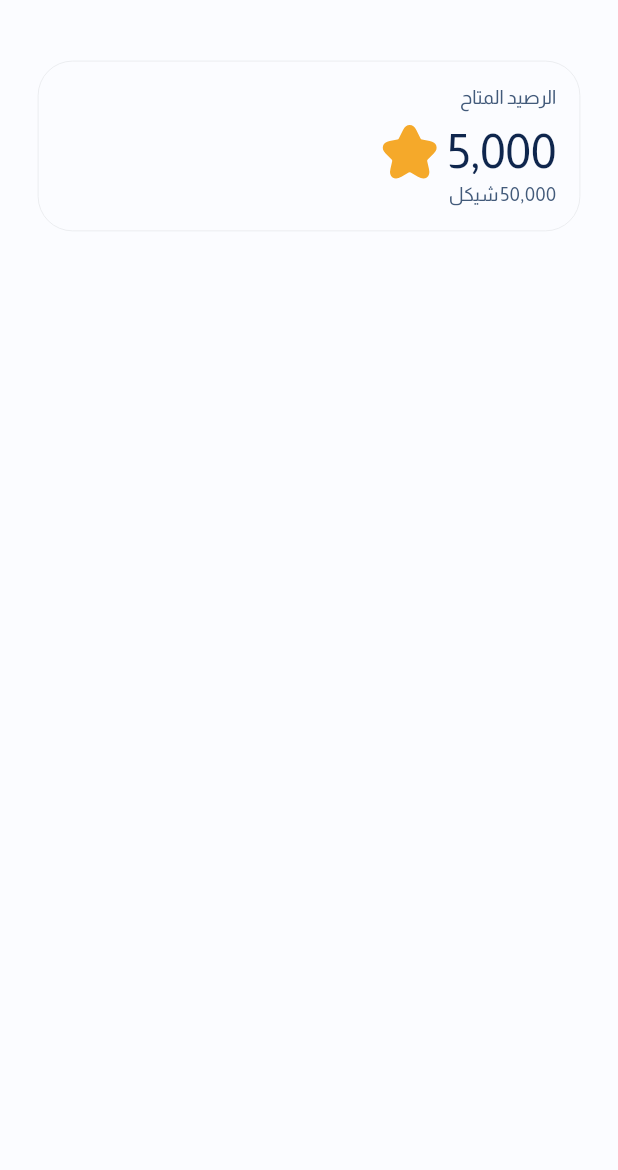
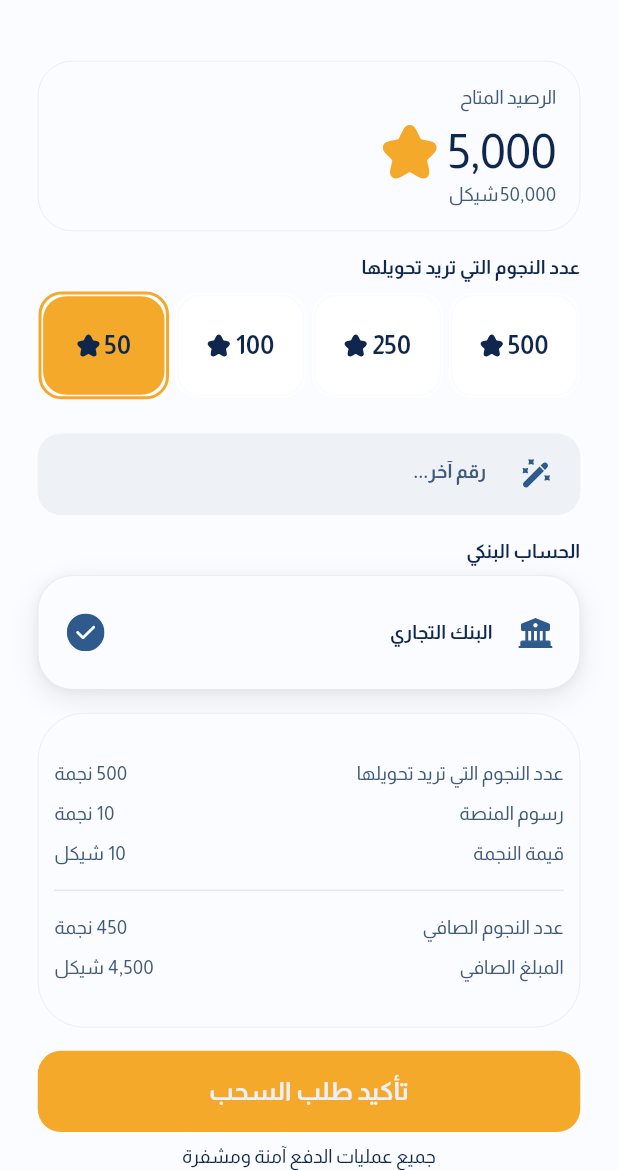
Before and after one commit to alhessiahmed/crowdfunding_platform, a Flutter app: the RequestToWithdrawProfitsScreen screen opened by its route, on a phone screen of 412 x 824 dp, the part 66-1236 px from its top. Run offline on Flutter 3.47's test engine with Material 3 defaults, Android fonts, the phone set to English and light mode, and no system bars; our stand-ins replace dotted_border, flutter_screenutil, flutter_svg, get, image_picker, shared_preferences; missing offline and left inert: video_thumbnail; accounts and stored records are empty.

Commit message:
done Request_to_withdraw_profits_screen.dart

```diff
--- a/lib/controller/core/constants/images_manager.dart
+++ b/lib/controller/core/constants/images_manager.dart
@@ -98,4 +98,7 @@ class ImagesManager {
   static const String depositIcon = '$iconsPath/ic_deposit.svg';
   static const String onprogressIcon = '$iconsPath/ic_onprogress.svg';
   static const String arrowLeftIcon = '$iconsPath/ic_arrow_left.svg';
+  static const String magicPenIcon = '$iconsPath/ic_magicpen.svg';
+  static const String checkLightCircleIcon =
+      '$iconsPath/ic_check_light.circle.svg';
 }
--- a/lib/controller/getx/controllers/wallet/request_to_withdraw_profits_controller.dart
+++ b/lib/controller/getx/controllers/wallet/request_to_withdraw_profits_controller.dart
@@ -1,6 +1,30 @@
+import 'package:flutter/material.dart';
 import 'package:get/get.dart';
 
 class RequestToWithdrawProfitsController extends GetxController {
   final int totalStares = 5000;
   final int mony = 50000;
+
+  final List<int> stars = [500, 250, 100, 50];
+  late final RxInt selectedIndex;
+  final TextEditingController customStarsController = TextEditingController();
+
+  void selectStarIndex(int index) {
+    if (index < 0 || index >= stars.length) return;
+    selectedIndex.value = index;
+  }
+
+  int get selectedStars => stars[selectedIndex.value];
+
+  @override
+  void onInit() {
+    selectedIndex = (stars.length - 1).obs;
+    super.onInit();
+  }
+
+  @override
+  void onClose() {
+    customStarsController.dispose();
+    super.onClose();
+  }
 }
--- a/lib/controller/localization/app_translations.dart
+++ b/lib/controller/localization/app_translations.dart
@@ -1,3 +1,4 @@
+
 import 'package:get/get.dart';
 import 'ar.dart';
 import 'en.dart';
--- a/lib/controller/localization/ar.dart
+++ b/lib/controller/localization/ar.dart
@@ -258,4 +258,13 @@ Map<String, String> arLocale = {
   'Withdrawal pending processing': 'سحب قيد المعالجة : @amount  شيكل',
   'Request_to_withdraw_profits': 'طلب سحب الأرباح',
   'Transfer_log': 'سجل التحويلات',
+  'Number_of_stars_you_want_to_convert': 'عدد النجوم التي تريد تحويلها',
+  'Another_number...': 'رقم آخر...',
+  'bank_account': 'الحساب البنكي',
+  'The_stars_you_want_to_pull': 'النجوم التي تريد سحبها',
+  'Platform_fees': 'رسوم المنصة',
+  'Star_value': 'قيمة النجمة',
+  'Net_number_of_stars': 'عدد النجوم الصافي',
+  'net_amount': 'المبلغ الصافي',
+  'Confirm_withdrawal_request': 'تأكيد طلب السحب',
 };
--- a/lib/view/screens/wallet/Request_to_withdraw_profits_screen.dart
+++ b/lib/view/screens/wallet/Request_to_withdraw_profits_screen.dart
@@ -1,9 +1,17 @@
+import 'package:crowdfunding_platform/controller/core/constants/images_manager.dart';
 import 'package:crowdfunding_platform/controller/getx/controllers/wallet/request_to_withdraw_profits_controller.dart';
+import 'package:crowdfunding_platform/view/widgets/card_divider.dart';
+import 'package:crowdfunding_platform/view/widgets/text_field_widget.dart';
 import 'package:crowdfunding_platform/view/widgets/update_campaign_widget/appbar_section.dart';
 import 'package:crowdfunding_platform/view/widgets/wallet_widget/balance_card_widget.dart';
+import 'package:crowdfunding_platform/view/widgets/wallet_widget/bank_list_tile_widget.dart';
+import 'package:crowdfunding_platform/view/widgets/wallet_widget/donte_row_star.dart';
+import 'package:crowdfunding_platform/view/widgets/wallet_widget/withdraw_request_summary_card.dart';
 import 'package:flutter/material.dart';
 import 'package:flutter_screenutil/flutter_screenutil.dart';
+import 'package:flutter_svg/flutter_svg.dart';
 import 'package:get/get.dart';
+import 'package:get/get_connect/http/src/utils/utils.dart';
 
 class RequestToWithdrawProfitsScreen
     extends GetView<RequestToWithdrawProfitsController> {
@@ -13,6 +21,9 @@ class RequestToWithdrawProfitsScreen
   Widget build(BuildContext context) {
     return Scaffold(
       body: SafeArea(
+        child: SingleChildScrollView(
+          child: Padding(
+            padding: EdgeInsets.symmetric(horizontal: 24.w),
             child: Column(
               crossAxisAlignment: CrossAxisAlignment.start,
               children: [
@@ -22,10 +33,94 @@ class RequestToWithdrawProfitsScreen
                   totalStares: controller.totalStares,
                   mony: controller.mony,
                   showRequestButton: false,
+                ),
+                SizedBox(height: 16.h),
+                Text(
+                  'Number_of_stars_you_want_to_convert'.tr,
+                  style: Theme.of(context).textTheme.bodySmall?.copyWith(
+                    color: Theme.of(context).colorScheme.primary,
+                    fontWeight: FontWeight.bold,
+                  ),
+                ),
+                SizedBox(height: 8.h),
 
+                DonateStarRow(),
+                // SizedBox(height: 8.h),
+                TextFieldWidget(
+                  controller: controller.customStarsController,
+                  hintText: 'Another_number...'.tr,
+                  label: '',
+                  prefixIcon: SvgPicture.asset(
+                    ImagesManager.magicPenIcon,
+                    width: 24.w,
+                    height: 24.h,
+                  ),
+                  keyboardType: TextInputType.number,
+                ),
+                SizedBox(height: 16.h),
+                Text(
+                  'bank_account'.tr,
+                  style: Theme.of(context).textTheme.bodySmall?.copyWith(
+                    color: Theme.of(context).colorScheme.primary,
+                    fontWeight: FontWeight.bold,
+                  ),
+                ),
+                SizedBox(height: 8.h),
+                BankListTileWidget(bankName: 'البنك التجاري', isSelected: true),
+                SizedBox(height: 16.h),
+                WithdrawRequestSummaryCard(
+                  listOfSummaryItems: [
+                    TextOfTheSummary(
+                      title: 'Number_of_stars_you_want_to_convert'.tr,
+                      value: 500,
+                      thrillingText: 'star'.tr,
+                    ),
+                    SizedBox(height: 10.h),
+                    TextOfTheSummary(
+                      title: 'Platform_fees'.tr,
+                      value: 10,
+                      thrillingText: 'star'.tr,
+                    ),
+                    SizedBox(height: 10.h),
+                    TextOfTheSummary(
+                      title: 'Star_value'.tr,
+                      value: 10,
+                      thrillingText: 'Shakel'.tr,
+                    ),
+                    CardDivider(height: 2.h),
+                    TextOfTheSummary(
+                      title: 'Net_number_of_stars'.tr,
+                      value: 450,
+                      thrillingText: 'star'.tr,
+                    ),
+                    SizedBox(height: 10.h),
+                    TextOfTheSummary(
+                      title: 'net_amount'.tr,
+                      value: 4500,
+                      thrillingText: 'Shakel'.tr,
                     ),
                   ],
-        ).paddingSymmetric(horizontal: 24.w),
+                ),
+                SizedBox(height: 16.h),
+                ElevatedButton(
+                  onPressed: () {},
+                  child: Text('Confirm_withdrawal_request'.tr),
+                ),
+                SizedBox(height: 8.h),
+                Align(
+                  alignment: Alignment.center,
+                  child: Text(
+                    'All_payments_are_secure_and_encrypted.'.tr,
+                    style: Theme.of(context).textTheme.bodySmall?.copyWith(
+                      color: Theme.of(context).colorScheme.primary,
+                    ),
+                  ),
+                ),
+                SizedBox(height: 16.h),
+              ],
+            ),
+          ),
+        ),
       ),
     );
   }
--- a/lib/view/widgets/update_campaign_widget/app_card.dart
+++ b/lib/view/widgets/update_campaign_widget/app_card.dart
@@ -8,12 +8,15 @@ class AppCard extends StatelessWidget {
     this.padding,
     this.backGroundColor,
     this.shadow = false,
+    this.borderRadius
+
   });
 
   final Widget child;
   final EdgeInsetsGeometry? padding;
   final Color? backGroundColor;
   final bool shadow;
+  final double? borderRadius;
   @override
   Widget build(BuildContext context) {
     final shadows = shadow
@@ -36,7 +39,7 @@ class AppCard extends StatelessWidget {
       decoration: BoxDecoration(
         color:
             backGroundColor ?? Theme.of(context).colorScheme.onInverseSurface,
-        borderRadius: BorderRadius.circular(24.r),
+        borderRadius: BorderRadius.circular(borderRadius?? 24.r),
         border: Border.all(
           width: 0.5,
           color: Theme.of(context).colorScheme.outline,
--- /dev/null
+++ b/lib/view/widgets/wallet_widget/bank_list_tile_widget.dart
@@ -0,0 +1,55 @@
+import 'package:crowdfunding_platform/controller/core/constants/images_manager.dart';
+import 'package:crowdfunding_platform/view/widgets/update_campaign_widget/app_card.dart';
+import 'package:flutter/material.dart';
+import 'package:flutter_screenutil/flutter_screenutil.dart';
+import 'package:flutter_svg/svg.dart';
+
+class BankListTileWidget extends StatelessWidget {
+  const BankListTileWidget({
+    super.key,
+    required this.bankName,
+    this.isSelected = false,
+  });
+  final String bankName;
+  final bool isSelected;
+  @override
+  Widget build(BuildContext context) {
+    return AppCard(
+      shadow: true,
+      padding: EdgeInsets.zero,
+      child: ListTile(
+        contentPadding: EdgeInsets.symmetric(horizontal: 16.w, vertical: 10.h),
+        title: Text(
+          bankName,
+          style: Theme.of(context).textTheme.bodySmall?.copyWith(
+            color: Theme.of(context).colorScheme.primary,
+            fontWeight: FontWeight.bold,
+          ),
+        ),
+
+        leading: SvgPicture.asset(
+          ImagesManager.bankIcon,
+          width: 24.w,
+          height: 24.h,
+        ),
+        trailing: isSelected
+            ? SizedBox(
+                width: 28.w,
+                height: 28.w,
+                child: ClipOval(
+                  child: Padding(
+                    padding: EdgeInsets.all(2.w),
+                    child: SvgPicture.asset(
+                      ImagesManager.checkLightCircleIcon,
+                      width: 24.w,
+                      height: 24.h,
+                      fit: BoxFit.contain,
+                    ),
+                  ),
+                ),
+              )
+            : null,
+      ),
+    );
+  }
+}
--- /dev/null
+++ b/lib/view/widgets/wallet_widget/donte_row_star.dart
@@ -0,0 +1,175 @@
+import 'package:crowdfunding_platform/controller/core/constants/colors_manager.dart';
+import 'package:crowdfunding_platform/controller/core/constants/images_manager.dart';
+import 'package:crowdfunding_platform/controller/getx/controllers/wallet/request_to_withdraw_profits_controller.dart';
+import 'package:flutter/material.dart';
+import 'package:flutter_screenutil/flutter_screenutil.dart';
+import 'package:flutter_svg/flutter_svg.dart';
+import 'package:get/get.dart';
+
+class DonateStarRow extends GetView<RequestToWithdrawProfitsController> {
+  const DonateStarRow({super.key});
+
+  @override
+  Widget build(BuildContext context) {
+    return LayoutBuilder(
+      builder: (context, constraints) {
+        return ValueListenableBuilder<TextEditingValue>(
+          valueListenable: controller.customStarsController,
+          builder: (context, value, _) {
+            final isRowDisabled = value.text.trim().isNotEmpty;
+
+            return Obx(() {
+              final count = controller.stars.length;
+              if (count == 0) {
+                return const SizedBox.shrink();
+              }
+              final selectedIndex = controller.selectedIndex.value;
+
+              final maxWidth = constraints.maxWidth.isFinite
+                  ? constraints.maxWidth
+                  : MediaQuery.sizeOf(context).width;
+              final itemSpacing = 4.w;
+              final maxItemWidth = 83.w;
+              final neededWidth =
+                  (maxItemWidth * count) + itemSpacing * (count - 1);
+              final shouldWrap = maxWidth < neededWidth;
+
+              Widget buildItem(int index, double width) {
+                final isSelected = !isRowDisabled && selectedIndex == index;
+                final unselectedBg = Get.isDarkMode
+                    ? ColorsManager.bgSectionDark
+                    : Colors.white;
+                final unselectedBorder = ColorsManager.white;
+                final unselectedTextColor = Get.isDarkMode
+                    ? ColorsManager.primaryDark
+                    : ColorsManager.primaryLight;
+                final selectedTextColor = Theme.of(context).colorScheme.primary;
+                final disabledColor = Theme.of(context).colorScheme.outline;
+
+                final itemPadding = 1.w;
+                final borderColor = isRowDisabled
+                    ? disabledColor
+                    : (isSelected
+                          ? ColorsManager.primaryCTA
+                          : unselectedBorder);
+                final borderWidth = isSelected ? 2.0 : 1.0;
+                final fillColor = isRowDisabled
+                    ? unselectedBg
+                    : (isSelected ? ColorsManager.primaryCTA : unselectedBg);
+                final contentColor = isRowDisabled
+                    ? disabledColor
+                    : (isSelected ? selectedTextColor : unselectedTextColor);
+
+                return SizedBox(
+                  width: width,
+                  child: InkWell(
+                    splashColor: Colors.transparent,
+                    highlightColor: Colors.transparent,
+                    hoverColor: Colors.transparent,
+                    focusColor: Colors.transparent,
+                    splashFactory: NoSplash.splashFactory,
+                    onTap: isRowDisabled
+                        ? null
+                        : () {
+                            controller.selectStarIndex(index);
+                          },
+                    child: AnimatedContainer(
+                      duration: const Duration(milliseconds: 220),
+                      curve: Curves.easeOutCubic,
+                      padding: EdgeInsets.all(itemPadding),
+                      decoration: BoxDecoration(
+                        border: Border.all(
+                          color: borderColor,
+                          width: borderWidth,
+                        ),
+                        borderRadius: BorderRadius.circular(16.r),
+                      ),
+                      child: AnimatedContainer(
+                        duration: const Duration(milliseconds: 220),
+                        curve: Curves.easeOutCubic,
+                        height: 68.h,
+                        decoration: BoxDecoration(
+                          borderRadius: BorderRadius.circular(16.r),
+                          color: fillColor,
+                        ),
+                        child: Row(
+                          mainAxisAlignment: MainAxisAlignment.center,
+                          spacing: 3.w,
+                          children: [
+                            AnimatedDefaultTextStyle(
+                              duration: const Duration(milliseconds: 220),
+                              curve: Curves.easeOutCubic,
+                              style: Theme.of(context).textTheme.bodyMedium!
+                                  .copyWith(
+                                    fontWeight: FontWeight.w700,
+                                    color: contentColor,
+                                  ),
+                              child: Text(controller.stars[index].toString()),
+                            ),
+                            AnimatedSwitcher(
+                              duration: const Duration(milliseconds: 220),
+                              switchInCurve: Curves.easeOutCubic,
+                              switchOutCurve: Curves.easeOutCubic,
+                              transitionBuilder: (child, animation) =>
+                                  FadeTransition(
+                                    opacity: animation,
+                                    child: child,
+                                  ),
+                              child: SvgPicture.asset(
+                                ImagesManager.star,
+                                key: ValueKey<bool>(isSelected),
+                                colorFilter: ColorFilter.mode(
+                                  contentColor,
+                                  BlendMode.srcIn,
+                                ),
+                              ),
+                            ),
+                          ],
+                        ),
+                      ),
+                    ),
+                  ),
+                );
+              }
+
+              if (shouldWrap) {
+                final perRow =
+                    ((maxWidth + itemSpacing) / (maxItemWidth + itemSpacing))
+                        .floor()
+                        .clamp(1, count);
+                final rowItemWidth =
+                    ((maxWidth - itemSpacing * (perRow - 1)) / perRow)
+                        .clamp(0.0, maxItemWidth)
+                        .toDouble();
+
+                return Wrap(
+                  alignment: WrapAlignment.center,
+                  spacing: itemSpacing,
+                  runSpacing: itemSpacing,
+                  children: List.generate(
+                    count,
+                    (index) => buildItem(index, rowItemWidth),
+                  ),
+                );
+              }
+
+              final rowItemWidth =
+                  ((maxWidth - itemSpacing * (count - 1)) / count)
+                      .clamp(0.0, maxItemWidth)
+                      .toDouble();
+              return Row(
+                mainAxisAlignment: MainAxisAlignment.center,
+                children: [
+                  for (var index = 0; index < count; index++) ...[
+                    buildItem(index, rowItemWidth),
+                    if (index != count - 1) SizedBox(width: itemSpacing),
+                  ],
+                ],
+              );
+            });
+          },
+        );
+      },
+    );
+  }
+}
--- /dev/null
+++ b/lib/view/widgets/wallet_widget/withdraw_request_summary_card.dart
@@ -0,0 +1,67 @@
+import 'package:crowdfunding_platform/controller/core/constants/colors_manager.dart';
+import 'package:crowdfunding_platform/view/widgets/update_campaign_widget/app_card.dart';
+import 'package:flutter/material.dart';
+import 'package:flutter_screenutil/flutter_screenutil.dart';
+import 'package:intl/intl.dart' as intl;
+
+class WithdrawRequestSummaryCard extends StatelessWidget {
+  const WithdrawRequestSummaryCard({
+    super.key,
+    required this.listOfSummaryItems,
+  });
+  final List<Widget> listOfSummaryItems;
+  @override
+  Widget build(BuildContext context) {
+    return AppCard(
+      borderRadius: 32.r,
+      padding: EdgeInsets.symmetric(horizontal: 10.w, vertical: 32.h),
+      child: Column(children: listOfSummaryItems),
+    );
+  }
+}
+
+class TextOfTheSummary extends StatelessWidget {
+  const TextOfTheSummary({
+    super.key,
+    required this.title,
+    required this.value,
+    required this.thrillingText,
+  });
+  final String title;
+  final int value;
+  final String thrillingText;
+  @override
+  Widget build(BuildContext context) {
+    final numberFormatter = intl.NumberFormat('#,###');
+    final formattedValue = numberFormatter.format(value);
+
+    return Row(
+      mainAxisAlignment: MainAxisAlignment.spaceBetween,
+      children: [
+        Text(
+          title,
+          style: Theme.of(
+            context,
+          ).textTheme.bodySmall?.copyWith(color: ColorsManager.secondaryLight),
+        ),
+        Row(
+          children: [
+            Text(
+              ' $formattedValue',
+              textDirection: TextDirection.ltr,
+              style: Theme.of(context).textTheme.bodySmall?.copyWith(
+                color: ColorsManager.secondaryLight,
+              ),
+            ),
+            Text(
+              thrillingText,
+              style: Theme.of(context).textTheme.bodySmall?.copyWith(
+                color: ColorsManager.secondaryLight,
+              ),
+            ),
+          ],
+        ),
+      ],
+    );
+  }
+}
```
Also changed, not shown: assets/images/icons/ic_check_light.circle.svg (added), assets/images/icons/ic_check_light.svg, assets/images/icons/ic_magicpen.svg (added). Lines whose indentation alone changed are shown as unchanged.
